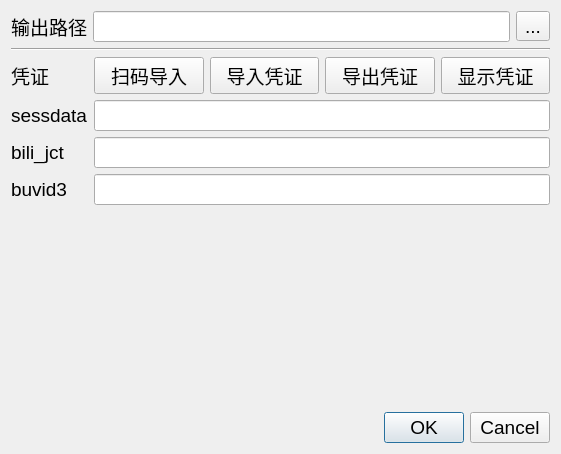
XTZ206/BiliAnalyzer, file bilianalyzer/ui/config.ui: the form before one commit.
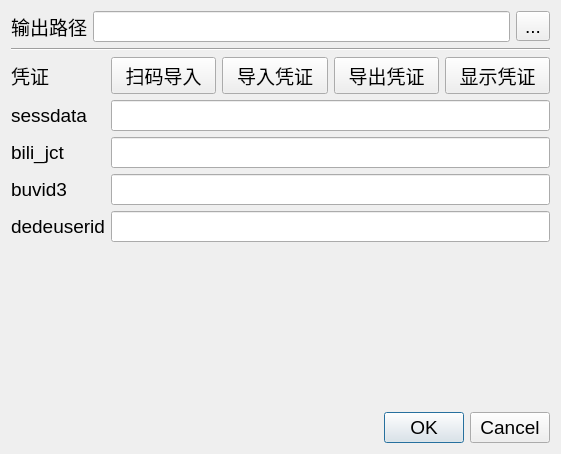
The form after the commit. Icons and pictures are not drawn.

Commit message: feat: 添加新的凭据Cookie Dedeuserid

The edit to the form file:
```diff
--- a/bilianalyzer/ui/config.ui
+++ b/bilianalyzer/ui/config.ui
@@ -147,6 +147,9 @@
          <pointsize>14</pointsize>
         </font>
        </property>
+       <property name="echoMode">
+        <enum>QLineEdit::Password</enum>
+       </property>
       </widget>
      </item>
      <item row="2" column="0">
@@ -194,6 +197,36 @@
         <font>
          <pointsize>14</pointsize>
         </font>
+       </property>
+       <property name="echoMode">
+        <enum>QLineEdit::Password</enum>
+       </property>
+      </widget>
+     </item>
+     <item row="4" column="0">
+      <widget class="QLabel" name="credentialDedeuseridLabel">
+       <property name="font">
+        <font>
+         <pointsize>14</pointsize>
+        </font>
+       </property>
+       <property name="text">
+        <string>dedeuserid</string>
+       </property>
+      </widget>
+     </item>
+     <item row="4" column="1">
+      <widget class="QLineEdit" name="credentialDedeuseridInput">
+       <property name="font">
+        <font>
+         <pointsize>14</pointsize>
+        </font>
+       </property>
+       <property name="text">
+        <string/>
+       </property>
+       <property name="echoMode">
+        <enum>QLineEdit::Password</enum>
        </property>
       </widget>
      </item>
```
Left out of the diff: 14 changed lines with no effect on the pictures. The commit also changes 1 other file.
